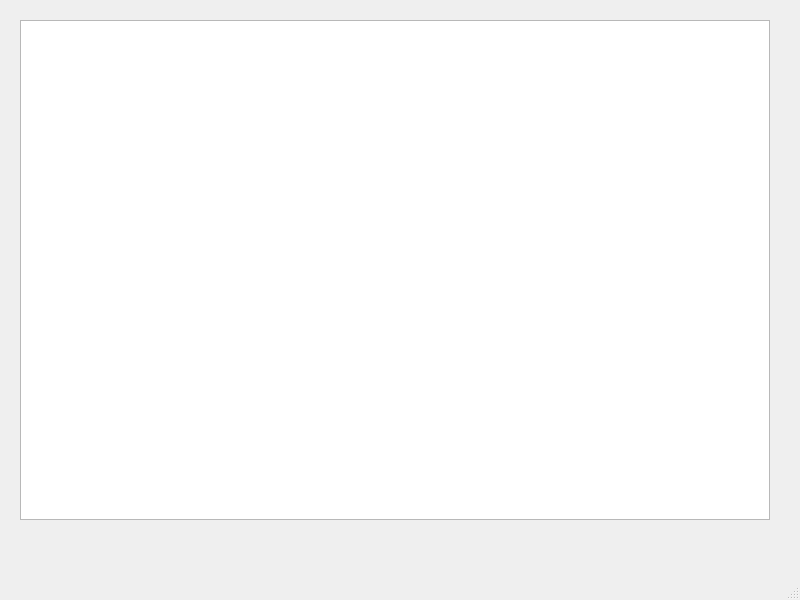
The window that mainwindow.ui (BagaevDanil/builder-electrical-circuits) describes before a commit, drawn with Qt 5.
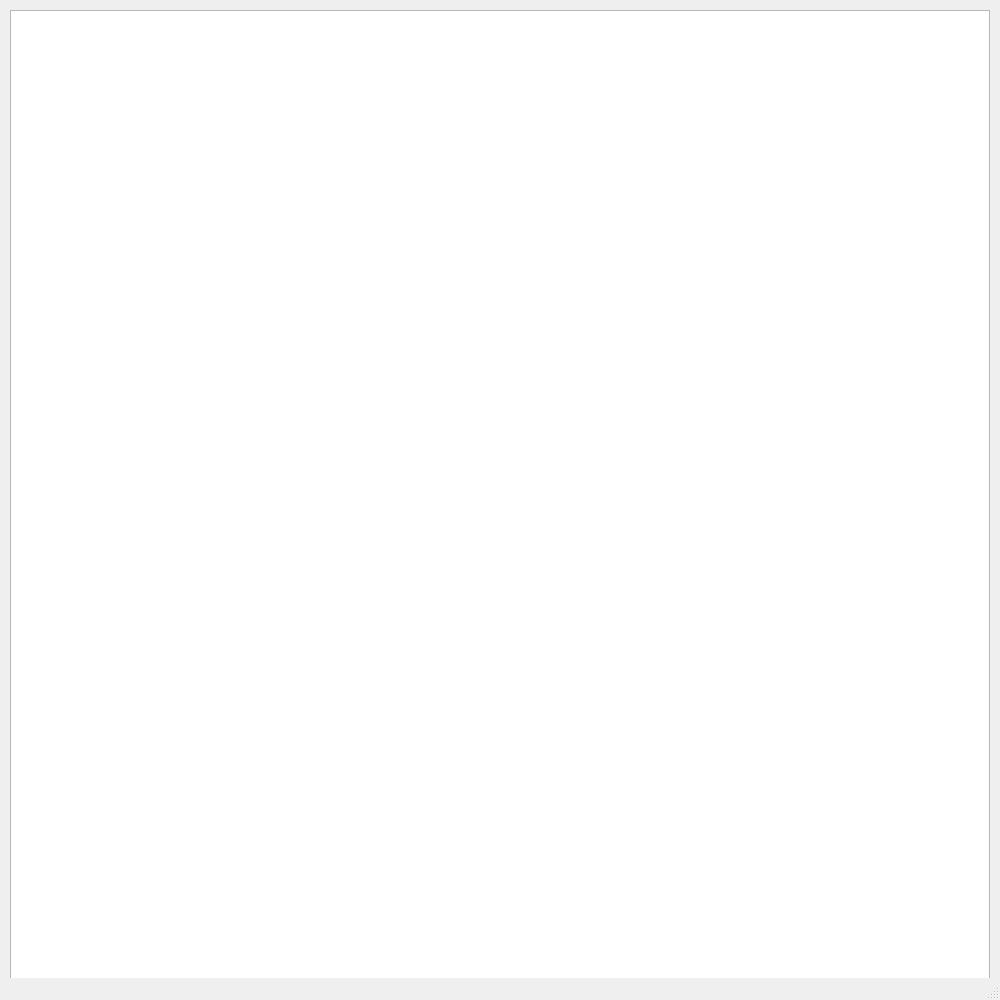
The same window after the commit.

Patch:
```diff
--- a/mainwindow.ui
+++ b/mainwindow.ui
@@ -6,8 +6,8 @@
    <rect>
     <x>0</x>
     <y>0</y>
-    <width>800</width>
-    <height>600</height>
+    <width>1000</width>
+    <height>1000</height>
    </rect>
   </property>
   <property name="windowTitle">
@@ -17,10 +17,10 @@
    <widget class="QGraphicsView" name="graphicsView">
     <property name="geometry">
      <rect>
-      <x>20</x>
-      <y>20</y>
-      <width>750</width>
-      <height>500</height>
+      <x>10</x>
+      <y>10</y>
+      <width>980</width>
+      <height>980</height>
      </rect>
     </property>
    </widget>
```
Left out of the diff: 2 changed lines with no effect on the pictures.
